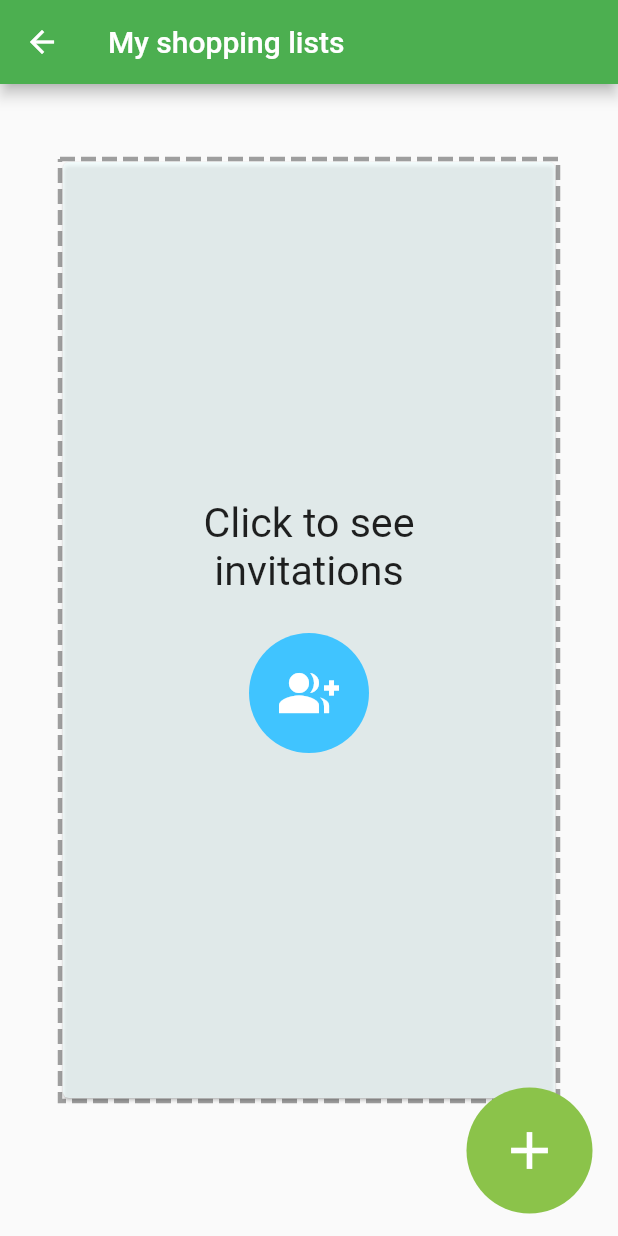
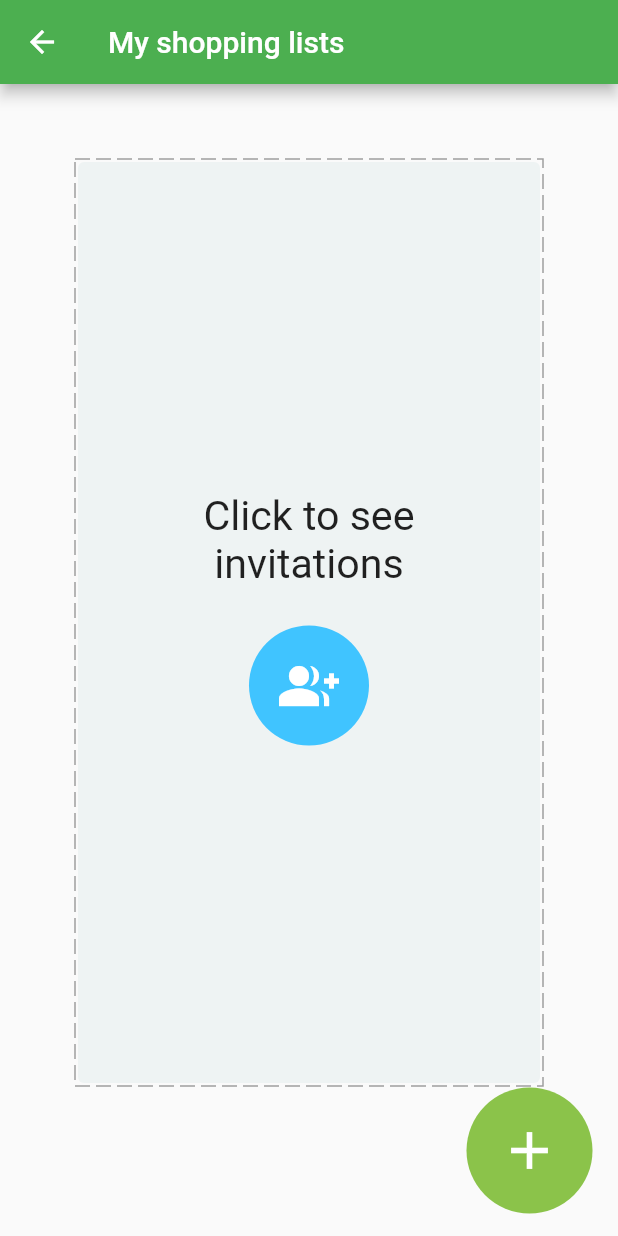
Before and after one commit to Delebrith/ShoppingM8-client, a Flutter app: the MainMenuWidget screen opened directly, after a tap on the "format list bulleted" icon, on a phone screen of 412 x 824 dp. Run offline on Flutter 3.47's test engine with Material 2 defaults, Android fonts, the phone set to English and light mode, and no system bars; drawn by our look-alikes of dotted_border; our stand-ins replace dio, dropdown_formfield, flutter_cache_manager, flutter_secure_storage, flutter_slidable, fluttericon and 4 more; missing offline and left inert: flutter_facebook_login; accounts and stored records are empty; network calls fail.

Commit message:
changed invitations tile style

```diff
--- a/shoppingm8_fe/lib/list/invitationsTileWidget.dart
+++ b/shoppingm8_fe/lib/list/invitationsTileWidget.dart
@@ -14,14 +14,14 @@ class InvitationsTileWidget extends StatelessWidget {
     return Container(
       height: double.infinity,
       width: double.infinity,
-      padding: EdgeInsets.only(bottom: 90, top: 50, left: 40, right: 40),
+      padding: EdgeInsets.only(bottom: 100, top: 50, left: 50, right: 50),
       child: DottedBorder(
         color: Colors.grey,
         dashPattern: [10, 4],
-        strokeWidth: 3,
+        strokeWidth: 1,
         child: Card(
-          color: Color.fromARGB(180, 242, 255, 255),
-          borderOnForeground: false,
+          color: Color.fromARGB(12, 0, 100, 100),
+          elevation: 0,
           margin: EdgeInsets.all(0),
           child: Padding(
             padding: EdgeInsets.symmetric(horizontal: 25, vertical: 10),
```
